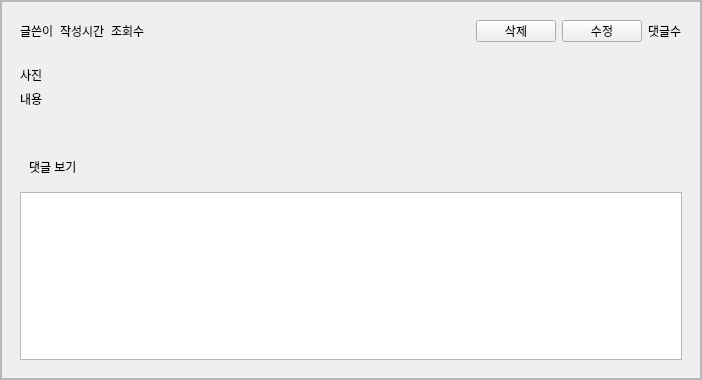
First picture: the form in UI/UI_board_read.ui, repository guaba98/class_album, before the edit.
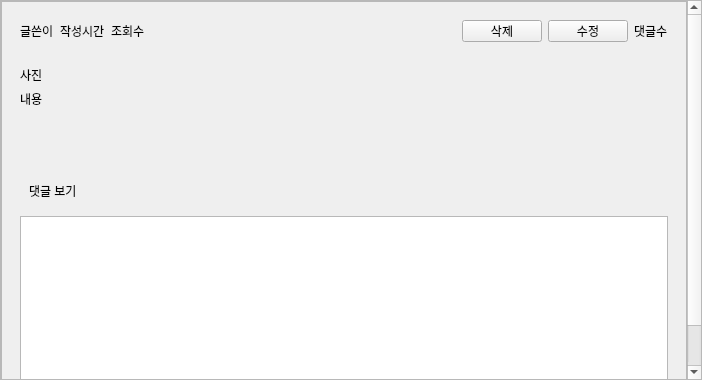
Second picture: the form after the edit.

Diff of the .ui file:
```diff
--- a/UI/UI_board_read.ui
+++ b/UI/UI_board_read.ui
@@ -45,8 +45,8 @@
        <rect>
         <x>0</x>
         <y>0</y>
-        <width>700</width>
-        <height>378</height>
+        <width>683</width>
+        <height>420</height>
        </rect>
       </property>
       <layout class="QVBoxLayout" name="verticalLayout_2">
@@ -153,6 +153,9 @@
                <property name="text">
                 <string>내용</string>
                </property>
+               <property name="wordWrap">
+                <bool>true</bool>
+               </property>
               </widget>
              </item>
             </layout>
```
